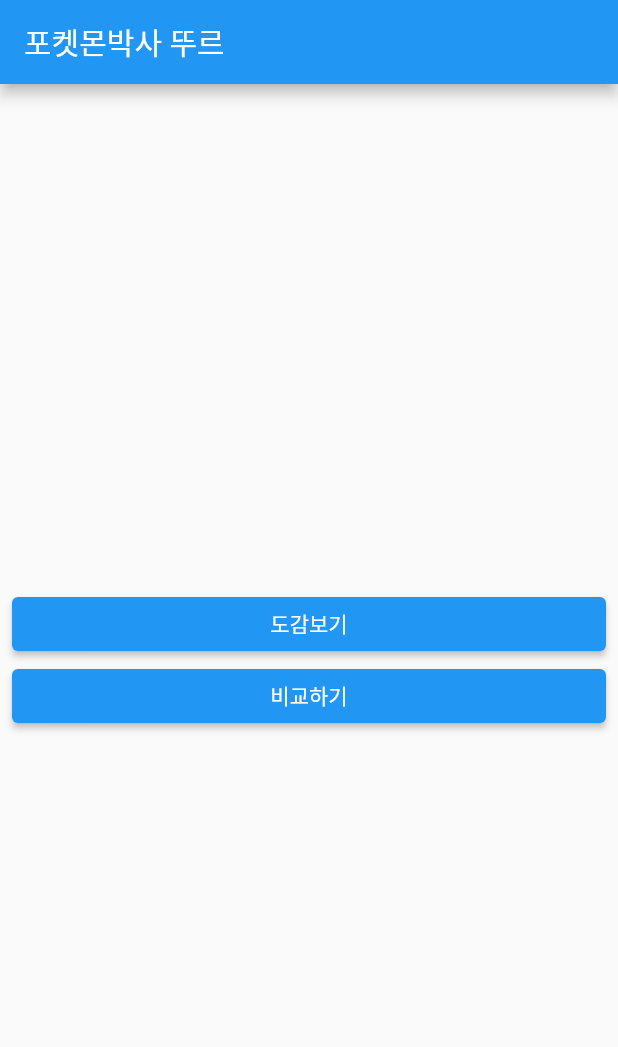
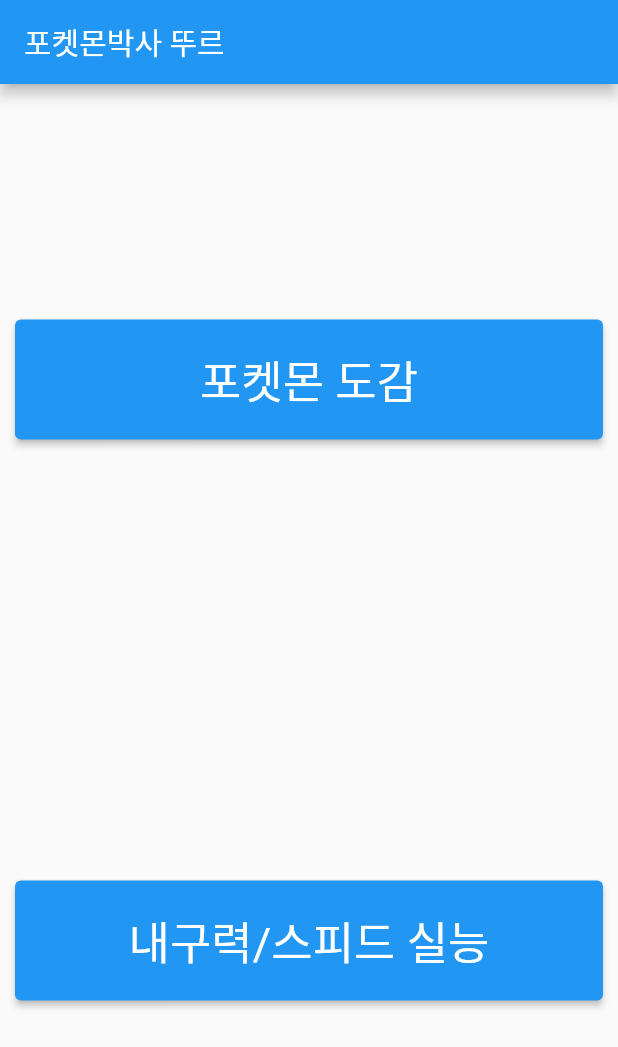
Before and after one commit to ym7596/Flutter_pokemon, a Flutter app: the screen it shows after launch, on a phone screen of 412 x 824 dp. Shown: the top 1047 px of the screen. Run offline on Flutter 3.47's test engine with Material 2 defaults, Android fonts, the phone set to English and light mode, and no system bars.

```diff
--- a/lib/main.dart
+++ b/lib/main.dart
@@ -22,7 +22,8 @@
 
   Future<void> readJson() async {
     final String response = await DefaultAssetBundle.of(context).loadString("asset/DexNew.json");
-    final data = await json.decode(response);
+    List data = await json.decode(response);
+
     setState(() {
       items = data;
 
--- a/lib/screen/home_screen.dart
+++ b/lib/screen/home_screen.dart
@@ -18,13 +18,15 @@
         title: Text('포켓몬박사 뚜르'),
       ),
       body: Padding(
-        padding: const EdgeInsets.all(8.0),
+        padding: const EdgeInsets.all(10.0),
         child: Column(
-          mainAxisAlignment: MainAxisAlignment.center,
+          mainAxisAlignment: MainAxisAlignment.spaceAround,
           crossAxisAlignment: CrossAxisAlignment.stretch,
+
           children: [
-           _RouteButton('/dex', '도감보기'),
-            _RouteButton('/compare', '비교하기'),
+           _RouteButton('/dex', '포켓몬 도감'),
+
+            _RouteButton('/compare', '내구력/스피드 실능'),
           ],
         ),
       ),
@@ -32,10 +34,18 @@
 
   }
   Widget _RouteButton(String where, String txt){
+  final ButtonStyle style = ElevatedButton.styleFrom(
+    textStyle: const TextStyle(fontSize: 30),
+    minimumSize: Size(100,80)
+  );
+    return ElevatedButton(
+        onPressed: (){
+      Navigator.pushNamed(context, where);
+    },
+        child: Text(txt),
+      style: style
 
-    return ElevatedButton(onPressed: (){
-      Navigator.pushNamed(context, where);
-    }, child: Text(txt));
+    );
   }
 
 }
```
Also changed, not shown: lib/screen/compare_screen.dart (+10 -8 lines), lib/screen/poke_card.dart (+15 -15 lines), lib/screen/poke_dex.dart (+40 -0 lines).
